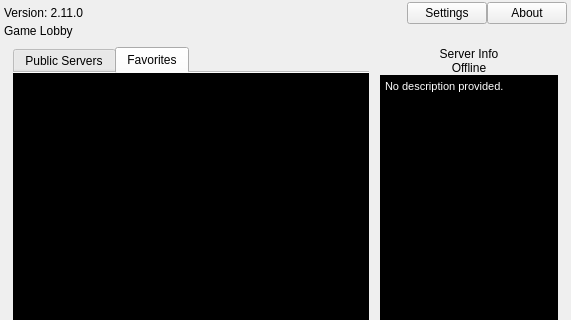
Qt form resource/ui/lobby.ui (AttorneyOnline/AO2-Client) before a commit; both pictures show x 0 to 571 and y 0 to 320 of the 571 by 666 pixel window.
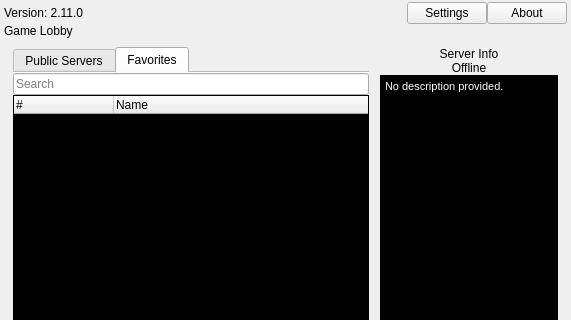
The same form after that commit. The open tabs and pages were chosen to show the change.

Commit message: Fix missing header, add necessary search lineedits

The edit to the form file:
```diff
--- a/resource/ui/lobby.ui
+++ b/resource/ui/lobby.ui
@@ -240,7 +240,7 @@
              <property name="spacing">
               <number>0</number>
              </property>
-             <item row="0" column="0">
+             <item row="1" column="0">
               <widget class="QTreeWidget" name="favorites_tree">
                <property name="styleSheet">
                 <string notr="true">QTreeWidget {
@@ -248,9 +248,6 @@
 	color:white;
 }</string>
                </property>
-               <attribute name="headerVisible">
-                <bool>false</bool>
-               </attribute>
                <column>
                 <property name="text">
                  <string>#</string>
@@ -263,6 +260,13 @@
                </column>
               </widget>
              </item>
+             <item row="0" column="0">
+              <widget class="QLineEdit" name="favorites_search">
+               <property name="placeholderText">
+                <string>Search</string>
+               </property>
+              </widget>
+             </item>
             </layout>
            </widget>
           </widget>
```
Left out of the diff: 11 changed lines with no effect on the pictures. The commit also changes 2 other files.
